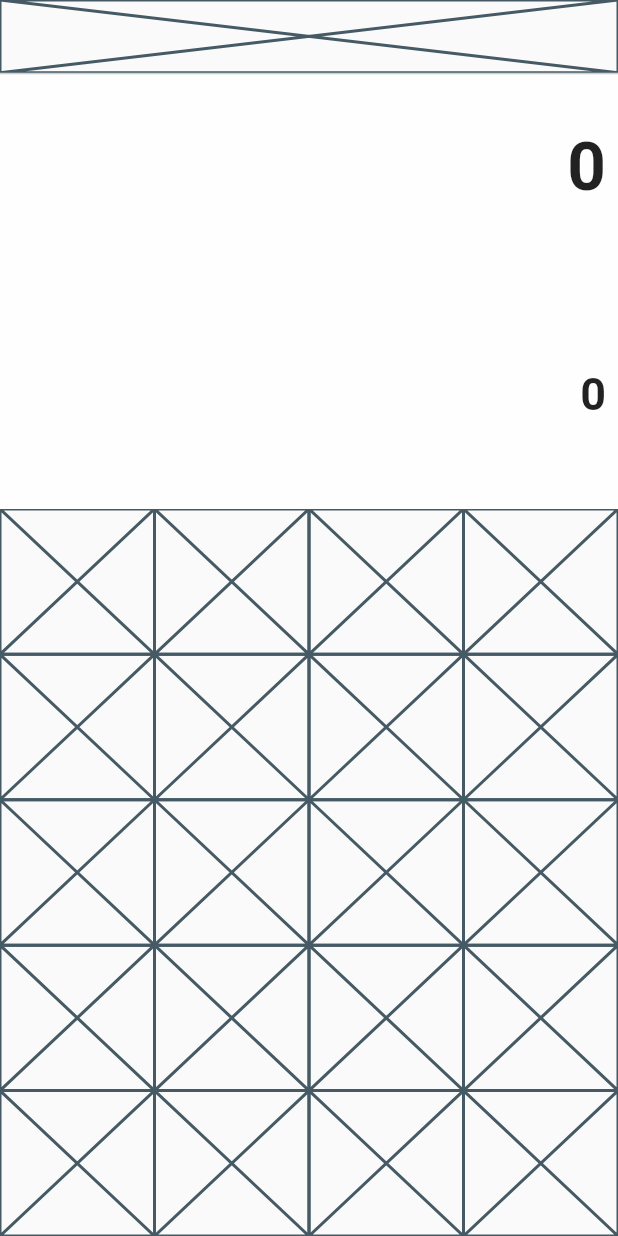
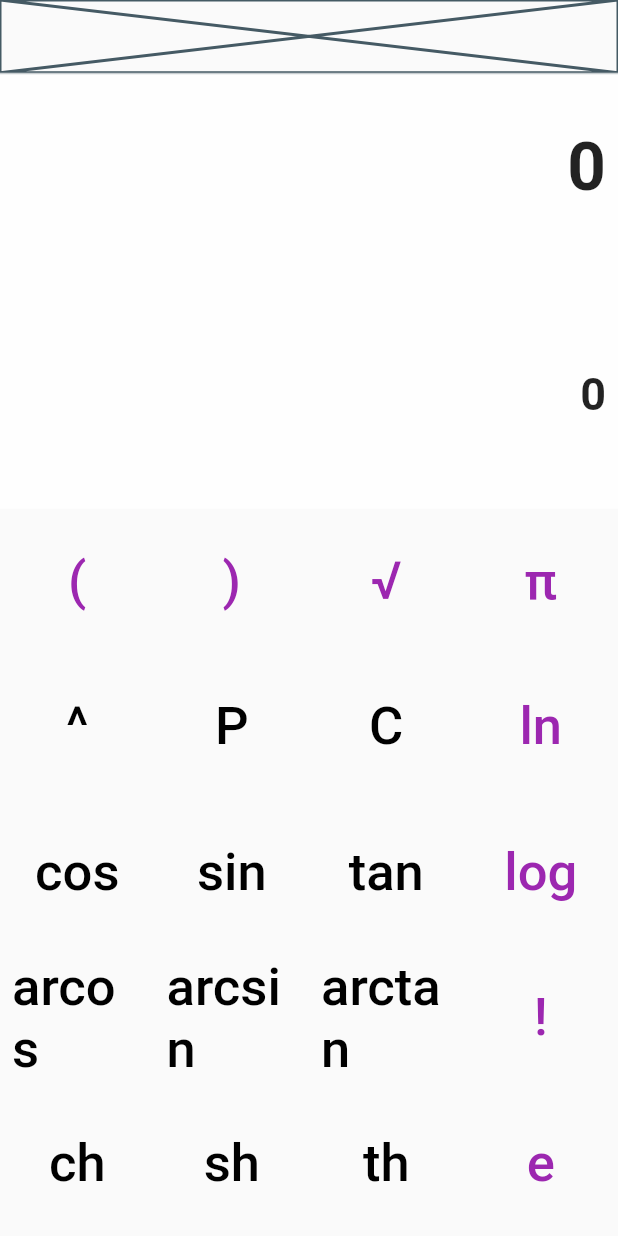
Before and after one commit to Gnac05/Calculator, a Flutter app: the screen it shows after launch, swiped to page 2, on a phone screen of 412 x 824 dp. Run offline on Flutter 3.47's test engine with Material 2 defaults, Android fonts, the phone set to English and light mode, and no system bars; our stand-ins replace math_expressions.

Commit message:
Second Commit

```diff
--- a/lib/screen/classique_calculator.dart
+++ b/lib/screen/classique_calculator.dart
@@ -139,7 +139,7 @@ class _ClassiqueState extends State<Classique> {
       onPressed: () => changed(text),
       child: Text(
         text,
-        style: TextStyle(color: color, fontSize: text == 'MOD' ? 25 : 35),
+        style: TextStyle(color: color, fontSize: text == 'MOD' ? 30 : 35),
       ),
     );
   }
@@ -324,43 +324,43 @@ class _ClassiqueState extends State<Classique> {
                   Column(
                     children: [
                       Expanded(child: Row(
-                        children:const [
-                          Expanded(child: Placeholder()),
-                          Expanded(child: Placeholder()),
-                          Expanded(child: Placeholder()),
-                          Expanded(child: Placeholder()),
+                        children: [
+                          Expanded(child: ColorText('(',Colors.purple)),
+                          Expanded(child: ColorText(')',Colors.purple)),
+                          Expanded(child: ColorText('√',Colors.purple)),
+                          Expanded(child:  ColorText('π', Colors.purple)),
                         ],
                       )),
                       Expanded(child: Row(
-                        children:const [
-                          Expanded(child: Placeholder()),
-                          Expanded(child: Placeholder()),
-                          Expanded(child: Placeholder()),
-                          Expanded(child: Placeholder()),
+                        children: [
+                          Expanded(child: ColorText('^',Colors.black)),
+                          Expanded(child:ColorText('P',Colors.black)),
+                          Expanded(child: ColorText('C',Colors.black)),
+                          Expanded(child: ColorText('ln',Colors.purple)),
                         ],
                       )),
                       Expanded(child: Row(
-                        children:const [
-                          Expanded(child: Placeholder()),
-                          Expanded(child: Placeholder()),
-                          Expanded(child: Placeholder()),
-                          Expanded(child: Placeholder()),
+                        children: [
+                          Expanded(child: ColorText('cos',Colors.black)),
+                          Expanded(child:ColorText('sin',Colors.black)),
+                          Expanded(child: ColorText('tan',Colors.black)),
+                          Expanded(child: ColorText('log',Colors.purple)),
                         ],
                       )),
                       Expanded(child: Row(
-                        children:const [
-                          Expanded(child: Placeholder()),
-                          Expanded(child: Placeholder()),
-                          Expanded(child: Placeholder()),
-                          Expanded(child: Placeholder()),
+                        children: [
+                          Expanded(child: ColorText('arcos',Colors.black)),
+                          Expanded(child: ColorText('arcsin',Colors.black)),
+                          Expanded(child: ColorText('arctan',Colors.black)),
+                          Expanded(child: ColorText('!',Colors.purple)),
                         ],
                       )),
                       Expanded(child: Row(
-                        children:const [
-                          Expanded(child: Placeholder()),
-                          Expanded(child: Placeholder()),
-                          Expanded(child: Placeholder()),
-                          Expanded(child: Placeholder()),
+                        children: [
+                          Expanded(child: ColorText('ch',Colors.black)),
+                          Expanded(child: ColorText('sh',Colors.black)),
+                          Expanded(child: ColorText('th',Colors.black)),
+                          Expanded(child: ColorText('e',Colors.purple)),
                         ],
                       )),
                     ],
```
